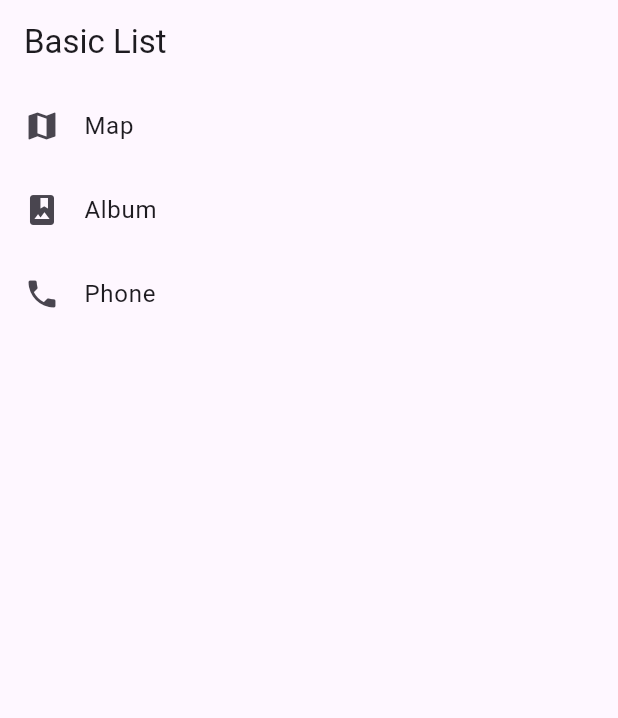
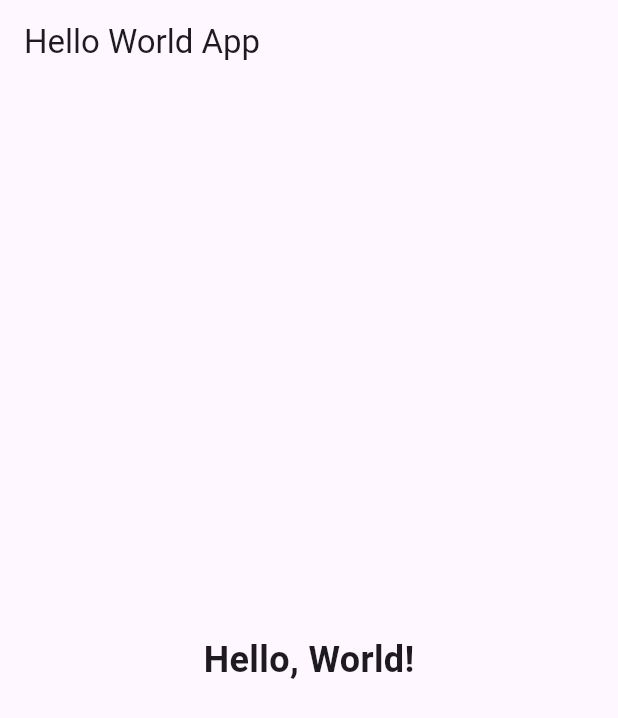
Before and after one commit to Subit418/flutter, a Flutter app: the screen it shows after launch, on a phone screen of 412 x 824 dp. Shown: the top 718 px of the screen. Run offline on Flutter 3.47's test engine with Material 3 defaults, Android fonts, the phone set to English and light mode, and no system bars.

Commit message:
first commit

```diff
--- a/lib/main.dart
+++ b/lib/main.dart
@@ -1,24 +1,23 @@
 import 'package:flutter/material.dart';
 
-void main() => runApp(const MyApp());
+void main() {
+  runApp(const MyApp());
+}
 
 class MyApp extends StatelessWidget {
   const MyApp({super.key});
 
   @override
   Widget build(BuildContext context) {
-    const title = 'Basic List';
-
     return MaterialApp(
-      title: title,
+      debugShowCheckedModeBanner: false,
       home: Scaffold(
-        appBar: AppBar(title: const Text(title)),
-        body: ListView(
-          children: const <Widget>[
-            ListTile(leading: Icon(Icons.map), title: Text('Map')),
-            ListTile(leading: Icon(Icons.photo_album), title: Text('Album')),
-            ListTile(leading: Icon(Icons.phone), title: Text('Phone')),
-          ],
+        appBar: AppBar(title: const Text('Hello World App')),
+        body: const Center(
+          child: Text(
+            'Hello, World!',
+            style: TextStyle(fontSize: 24, fontWeight: FontWeight.bold),
+          ),
         ),
       ),
     );
```
